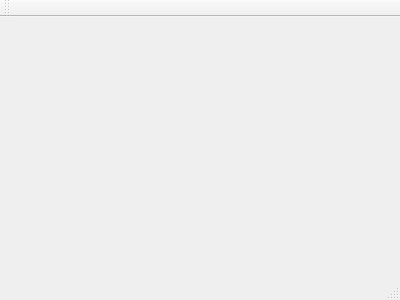
This is test_qgraphics/top.ui in sireeprojects/learnqt as Qt 5 draws it before an edit. The edited form follows.
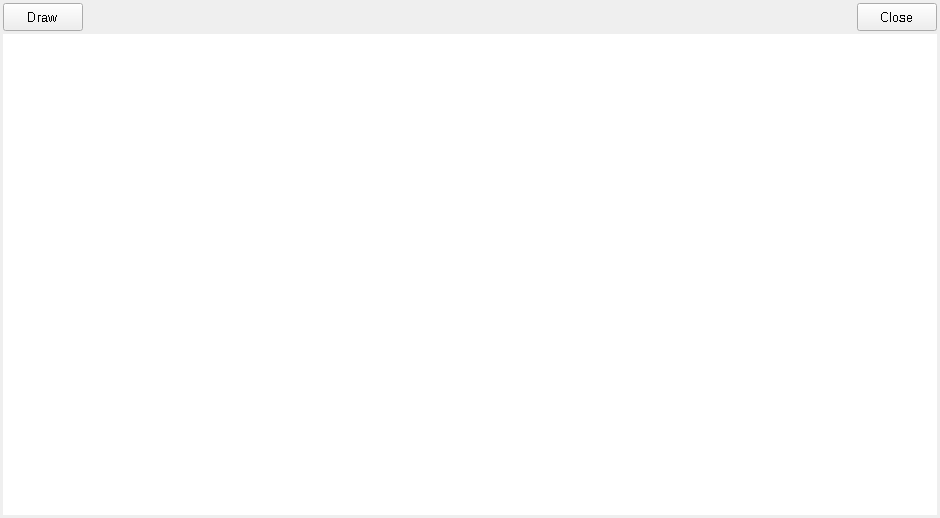
This is the edited form.

The edit to the form file:
```diff
--- a/test_qgraphics/top.ui
+++ b/test_qgraphics/top.ui
@@ -1,24 +1,112 @@
 <ui version="4.0">
  <class>top</class>
- <widget class="QMainWindow" name="top" >
-  <property name="geometry" >
+ <widget class="QMainWindow" name="top">
+  <property name="geometry">
    <rect>
     <x>0</x>
     <y>0</y>
-    <width>400</width>
-    <height>300</height>
+    <width>940</width>
+    <height>518</height>
    </rect>
   </property>
-  <property name="windowTitle" >
-   <string>top</string>
+  <property name="minimumSize">
+   <size>
+    <width>940</width>
+    <height>518</height>
+   </size>
   </property>
-  <widget class="QMenuBar" name="menuBar" />
-  <widget class="QToolBar" name="mainToolBar" />
-  <widget class="QWidget" name="centralWidget" />
-  <widget class="QStatusBar" name="statusBar" />
+  <property name="maximumSize">
+   <size>
+    <width>940</width>
+    <height>518</height>
+   </size>
+  </property>
+  <property name="font">
+   <font>
+    <family>Arial</family>
+    <pointsize>10</pointsize>
+    <stylestrategy>NoAntialias</stylestrategy>
+    <kerning>false</kerning>
+   </font>
+  </property>
+  <property name="windowTitle">
+   <string>QGraphics Exercise</string>
+  </property>
+  <widget class="QWidget" name="centralWidget">
+   <property name="font">
+    <font>
+     <stylestrategy>NoAntialias</stylestrategy>
+    </font>
+   </property>
+   <layout class="QGridLayout" name="gridLayout">
+    <property name="leftMargin">
+     <number>3</number>
+    </property>
+    <property name="topMargin">
+     <number>3</number>
+    </property>
+    <property name="rightMargin">
+     <number>3</number>
+    </property>
+    <property name="bottomMargin">
+     <number>3</number>
+    </property>
+    <property name="spacing">
+     <number>3</number>
+    </property>
+    <item row="0" column="0">
+     <widget class="QPushButton" name="pushButton">
+      <property name="minimumSize">
+       <size>
+        <width>0</width>
+        <height>28</height>
+       </size>
+      </property>
+      <property name="text">
+       <string>Draw</string>
+      </property>
+     </widget>
+    </item>
+    <item row="0" column="2">
+     <spacer name="horizontalSpacer">
+      <property name="orientation">
+       <enum>Qt::Horizontal</enum>
+      </property>
+      <property name="sizeHint" stdset="0">
+       <size>
+        <width>40</width>
+        <height>20</height>
+       </size>
+      </property>
+     </spacer>
+    </item>
+    <item row="0" column="3">
+     <widget class="QPushButton" name="pushButton_2">
+      <property name="minimumSize">
+       <size>
+        <width>0</width>
+        <height>28</height>
+       </size>
+      </property>
+      <property name="text">
+       <string>Close</string>
+      </property>
+     </widget>
+    </item>
+    <item row="1" column="0" colspan="4">
+     <widget class="QGraphicsView" name="graphicsView">
+      <property name="frameShape">
+       <enum>QFrame::NoFrame</enum>
+      </property>
+      <property name="frameShadow">
+       <enum>QFrame::Plain</enum>
+      </property>
+     </widget>
+    </item>
+   </layout>
+  </widget>
  </widget>
- <layoutDefault spacing="6" margin="11" />
- <pixmapfunction></pixmapfunction>
+ <layoutdefault spacing="6" margin="11"/>
  <resources/>
  <connections/>
 </ui>
```
Left out of the diff: 1 changed line with no effect on the pictures.
